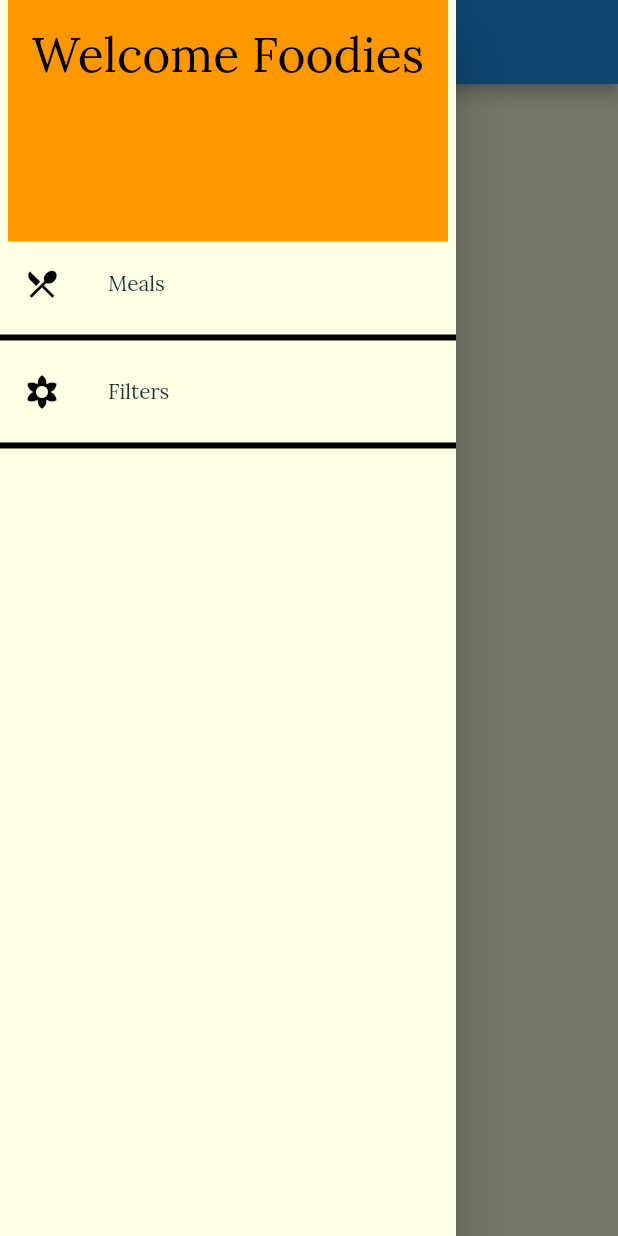
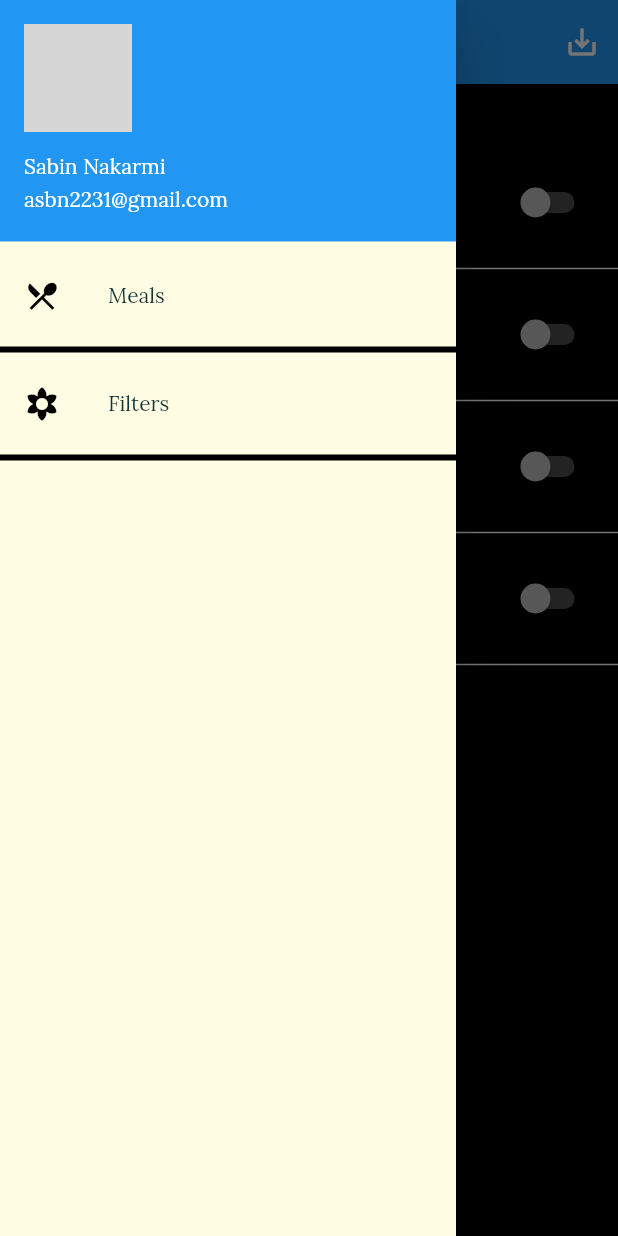
Before and after one commit to asbn223/FoodiApp, a Flutter app: the FilterScreen screen opened by its route, with the side drawer open, on a phone screen of 412 x 824 dp. Run offline on Flutter 3.47's test engine with Material 2 defaults, Android fonts, the phone set to English and light mode, and no system bars; network calls fail; grey boxes are pictures that could not be loaded.

Commit message:
Filters has been added

```diff
--- a/lib/main.dart
+++ b/lib/main.dart
@@ -1,5 +1,7 @@
 import 'package:flutter/cupertino.dart';
 import 'package:flutter/material.dart';
+import 'package:foodi_app/dummy_data.dart';
+import 'package:foodi_app/models/meal.dart';
 import 'package:foodi_app/screens/bottom_bar_screen.dart';
 import 'package:foodi_app/screens/category_meal_screen.dart';
 import 'package:foodi_app/screens/filters_screen.dart';
@@ -7,7 +9,42 @@ import 'package:foodi_app/screens/meal_details_screen.dart';
 
 void main() => runApp(MyApp());
 
-class MyApp extends StatelessWidget {
+class MyApp extends StatefulWidget {
+  @override
+  _MyAppState createState() => _MyAppState();
+}
+
+class _MyAppState extends State<MyApp> {
+  Map<String, bool> _filter = {
+    'gluten': false,
+    'vegan': false,
+    'veg': false,
+    'lactose': false
+  };
+
+  List<Meal> _availableMeals = DUMMY_MEALS;
+
+  void _setFilter(Map<String, bool> filterData) {
+    setState(() {
+      _filter = filterData;
+      _availableMeals = DUMMY_MEALS.where((meal) {
+        if (_filter['gluten'] && !meal.isGlutenFree) {
+          return false;
+        }
+        if (_filter['vegan'] && !meal.isVegan) {
+          return false;
+        }
+        if (_filter['veg'] && !meal.isVegetarian) {
+          return false;
+        }
+        if (_filter['lactose'] && !meal.isLactoseFree) {
+          return false;
+        }
+        return true;
+      }).toList();
+    });
+  }
+
   @override
   Widget build(BuildContext context) {
     return MaterialApp(
@@ -44,10 +81,14 @@ class MyApp extends StatelessWidget {
             ),
       ),
       routes: {
-        CategoryMealScreen.routeName: (context) => CategoryMealScreen(),
+        CategoryMealScreen.routeName: (context) =>
+            CategoryMealScreen(availableMeals: _availableMeals),
         MealDetailScreen.routeName: (context) => MealDetailScreen(),
         BottomBarScreen.routeName: (context) => BottomBarScreen(),
-        FilterScreen.routeName: (context) => FilterScreen(),
+        FilterScreen.routeName: (context) => FilterScreen(
+              setFilter: _setFilter,
+              currentFilters: _filter,
+            ),
       },
       onUnknownRoute: (settings) {
         return MaterialPageRoute(builder: (ctx) => BottomBarScreen());
--- a/lib/screens/bottom_bar_screen.dart
+++ b/lib/screens/bottom_bar_screen.dart
@@ -36,8 +36,8 @@ class _BottomBarScreenState extends State<BottomBarScreen> {
         drawer: MainDrawer(),
         body: _pages[_selectedPageIndex]['page'],
         bottomNavigationBar: BottomNavigationBar(
-          backgroundColor: Colors.lime,
-          selectedItemColor: Colors.white70,
+          backgroundColor: Colors.white,
+          selectedItemColor: Colors.black,
           unselectedItemColor: Colors.black54,
           selectedFontSize: 16,
           unselectedFontSize: 14,
--- a/lib/screens/filters_screen.dart
+++ b/lib/screens/filters_screen.dart
@@ -1,16 +1,134 @@
 import 'package:flutter/material.dart';
 import 'package:foodi_app/widgets/main_drawer.dart';
 
-class FilterScreen extends StatelessWidget {
+class FilterScreen extends StatefulWidget {
   static const String routeName = "/filter_screen";
+
+  final Function setFilter;
+  final Map<String, bool> currentFilters;
+
+  FilterScreen({this.setFilter, this.currentFilters});
+
+  @override
+  _FilterScreenState createState() => _FilterScreenState();
+}
+
+class _FilterScreenState extends State<FilterScreen> {
+  bool _glutenFree = false;
+  bool _vegan = false;
+  bool _veg = false;
+  bool _lactoseFree = false;
+
+  Widget _buildFilters(
+      String title, String Desc, bool currentValue, Function updateValue) {
+    return SwitchListTile(
+      title: Text(
+        title,
+        style: TextStyle(color: Colors.white),
+      ),
+      subtitle: Text(
+        Desc,
+        style: TextStyle(color: Colors.white),
+      ),
+      onChanged: updateValue,
+      value: currentValue,
+      activeColor: Colors.lightGreenAccent,
+//      inactiveThumbColor: Colors.limeAccent,
+    );
+  }
+
+  @override
+  void initState() {
+    super.initState();
+    _glutenFree = widget.currentFilters['gluten'];
+    _vegan = widget.currentFilters['vegan'];
+    _veg = widget.currentFilters['veg'];
+    _lactoseFree = widget.currentFilters['lactose'];
+  }
 
   @override
   Widget build(BuildContext context) {
     return Scaffold(
+      backgroundColor: Colors.black,
       appBar: AppBar(
         title: Text("Filters"),
+        actions: <Widget>[
+          IconButton(
+            icon: Icon(Icons.save_alt),
+            onPressed: () {
+              final filterData = {
+                'gluten': _glutenFree,
+                'vegan': _vegan,
+                'veg': _veg,
+                'lactose': _lactoseFree
+              };
+              widget.setFilter(filterData);
+            },
+          )
+        ],
       ),
       drawer: MainDrawer(),
+      body: Column(children: <Widget>[
+        Container(
+          padding: EdgeInsets.all(10),
+          child: Text(
+            "Adjust your filters here!",
+            style: Theme.of(context)
+                .textTheme
+                .title
+                .copyWith(fontWeight: FontWeight.bold),
+          ),
+        ),
+        Expanded(
+          child: ListView(
+            children: <Widget>[
+              _buildFilters("Gluten Free",
+                  "Only Gluten Free meals are selected", _glutenFree, (value) {
+                setState(() {
+                  _glutenFree = value;
+                });
+              }),
+              Divider(
+                color: Colors.white,
+                thickness: 1,
+              ),
+              _buildFilters("Vegan", "Only Vegan meals are selected", _vegan,
+                  (value) {
+                setState(() {
+                  _vegan = value;
+                });
+              }),
+              Divider(
+                color: Colors.white,
+                thickness: 1,
+              ),
+              _buildFilters(
+                  "Vegetarian", "Only Vegetarian Meals are selected", _veg,
+                  (value) {
+                setState(() {
+                  _veg = value;
+                });
+              }),
+              Divider(
+                color: Colors.white,
+                thickness: 1,
+              ),
+              _buildFilters(
+                  "Lactose Free",
+                  "Only Lactose Free meals are selected",
+                  _lactoseFree, (value) {
+                setState(() {
+                  _lactoseFree = value;
+                });
+              }),
+              Divider(
+                color: Colors.white,
+                thickness: 1,
+              ),
+            ],
+          ),
+        ),
+      ]),
     );
   }
 }
--- a/lib/screens/meal_details_screen.dart
+++ b/lib/screens/meal_details_screen.dart
@@ -4,6 +4,7 @@ import 'package:foodi_app/widgets/main_drawer.dart';
 
 class MealDetailScreen extends StatelessWidget {
   static const routeName = '/meal_detail_screen';
+
 
   @override
   Widget build(BuildContext context) {
--- a/lib/widgets/main_drawer.dart
+++ b/lib/widgets/main_drawer.dart
@@ -8,22 +8,22 @@ class MainDrawer extends StatelessWidget {
     return Drawer(
       child: Column(
         children: <Widget>[
-          DrawerHeader(
-            child: Text(
-              "Welcome Foodies",
-              style: TextStyle(color: Colors.black, fontSize: 32),
+//          DrawerHeader(
+//            child: Text(
+//              "Welcome Foodies",
+//              style: TextStyle(color: Colors.black, fontSize: 32),
+//            ),
+//            decoration: BoxDecoration(color: Colors.orange),
+//            margin: EdgeInsets.all(0),
+//          ),
+          UserAccountsDrawerHeader(
+            accountName: Text("Sabin Nakarmi"),
+            accountEmail: Text("asbn2231@gmail.com"),
+            currentAccountPicture: CircleAvatar(
+              backgroundImage: NetworkImage(
+                  "https://scontent.fktm3-1.fna.fbcdn.net/v/t1.0-9/56422317_2181938341852766_5762457462405857280_n.jpg?_nc_cat=101&_nc_sid=85a577&_nc_ohc=dqE271fD51IAX9-5GWH&_nc_ht=scontent.fktm3-1.fna&oh=bf0d3f094371fc30c3bba527e818d043&oe=5EBC9D08"),
             ),
-            decoration: BoxDecoration(color: Colors.orange),
-            margin: EdgeInsets.all(0),
           ),
-//          UserAccountsDrawerHeader(
-//            accountName: Text("Sabin Nakarmi"),
-//            accountEmail: Text("asbn2231@gmail.com"),
-//            currentAccountPicture: CircleAvatar(
-//              backgroundImage: NetworkImage(
-//                  "https://scontent.fktm3-1.fna.fbcdn.net/v/t1.0-9/56422317_2181938341852766_5762457462405857280_n.jpg?_nc_cat=101&_nc_sid=85a577&_nc_ohc=dqE271fD51IAX9-5GWH&_nc_ht=scontent.fktm3-1.fna&oh=bf0d3f094371fc30c3bba527e818d043&oe=5EBC9D08"),
-//            ),
-//          ),
           ListTile(
             leading: Icon(
               Icons.restaurant_menu,
```
Also changed, not shown: lib/screens/category_meal_screen.dart (+29 -9 lines).
